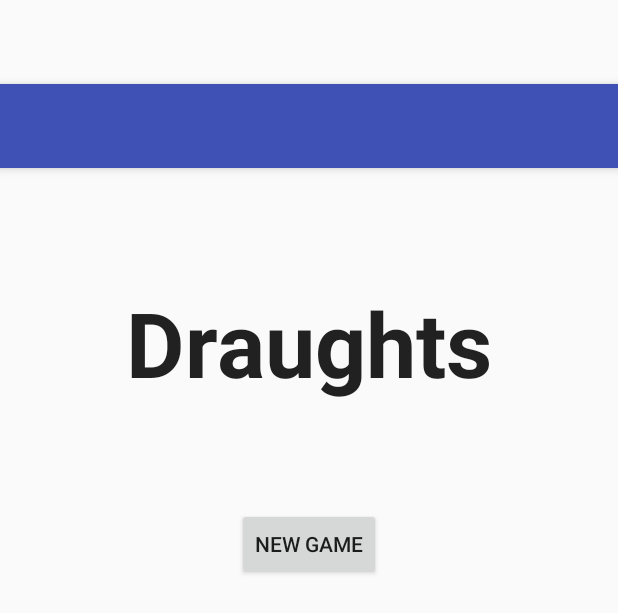
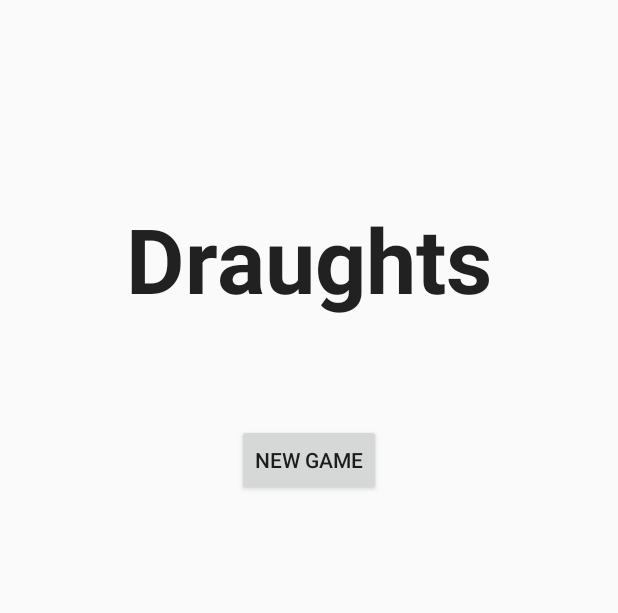
Before and after one commit to stu-hull/Draughts_Full, an Android app: the layout activity_main_menu.xml on its own in the app's theme, with its tools: preview values and no code run, on a phone screen of 412 x 824 dp. Shown: the top 613 px of the screen. Run offline under Robolectric (Android 15) with nearby library versions, the phone set to English and light mode, and no system bars.

Commit message:
Start activity is MainMenu, upon pressing "New Game" opens Game2 activity
startGame() method added to Game.java
Changed default activity in AndroidManifest.xml

```diff
--- a/app/src/main/java/com/example/stuart/draughts/Game.java
+++ b/app/src/main/java/com/example/stuart/draughts/Game.java
@@ -9,6 +9,7 @@ package com.example.stuart.draughts;
 
 // 'currentBoard' refers ONLY to the current gamestate being displayed to the player. For all other hypothetical boards please use 'board'
 
+import android.content.Intent;
 import android.support.v7.app.AppCompatActivity;
 import android.os.Bundle;
 import android.view.View;
@@ -34,6 +35,7 @@ public class Game extends AppCompatActivity {
     boolean inPlay; //is the game playing? (has a winner been found?)
     boolean player1win; //has player 1 won?
 
+    //default constructor, againstCOmputer and player1Black both true
     public Game(){
         //is the game against the computer? Which player is black?
         this.againstComputer = true;
@@ -105,4 +107,8 @@ public class Game extends AppCompatActivity {
 
     }
 
+    public void startGame(View view) {
+        Intent intent = new Intent(this, Game.class);
+        startActivity(intent);
+    }
 }
--- a/app/src/main/java/com/example/stuart/draughts/MainMenu.java
+++ b/app/src/main/java/com/example/stuart/draughts/MainMenu.java
@@ -14,8 +14,8 @@ public class MainMenu extends AppCompatActivity {
     protected void onCreate(Bundle savedInstanceState) {
         super.onCreate(savedInstanceState);
         setContentView(R.layout.activity_main_menu);
-        Toolbar toolbar = (Toolbar) findViewById(R.id.toolbar);
-        setSupportActionBar(toolbar);
+        //Toolbar toolbar = (Toolbar) findViewById(R.id.toolbar);
+        //setSupportActionBar(toolbar);
     }
 
     public void startGame(View view) {
--- a/app/src/main/res/layout/activity_main_menu.xml
+++ b/app/src/main/res/layout/activity_main_menu.xml
@@ -6,20 +6,13 @@
     android:layout_height="match_parent"
     android:fitsSystemWindows="true"
     tools:context="com.example.stuart.draughts.MainMenu"
-    tools:showIn="@layout/content_main_menu">
+    >
 
     <android.support.design.widget.AppBarLayout
         android:layout_width="match_parent"
         android:layout_height="wrap_content"
         android:theme="@style/AppTheme.AppBarOverlay">
 
-        <android.support.v7.widget.Toolbar
-            android:id="@+id/toolbar"
-            android:layout_width="match_parent"
-            android:layout_height="?attr/actionBarSize"
-            android:background="?attr/colorPrimary"
-            app:popupTheme="@style/AppTheme.PopupOverlay" />
-
     </android.support.design.widget.AppBarLayout>
 
     <include layout="@layout/content_main_menu" />
```
Also changed, not shown: app/src/main/AndroidManifest.xml (+6 -4 lines), app/src/main/res/layout/activity_game2.xml (+9 -9 lines).
